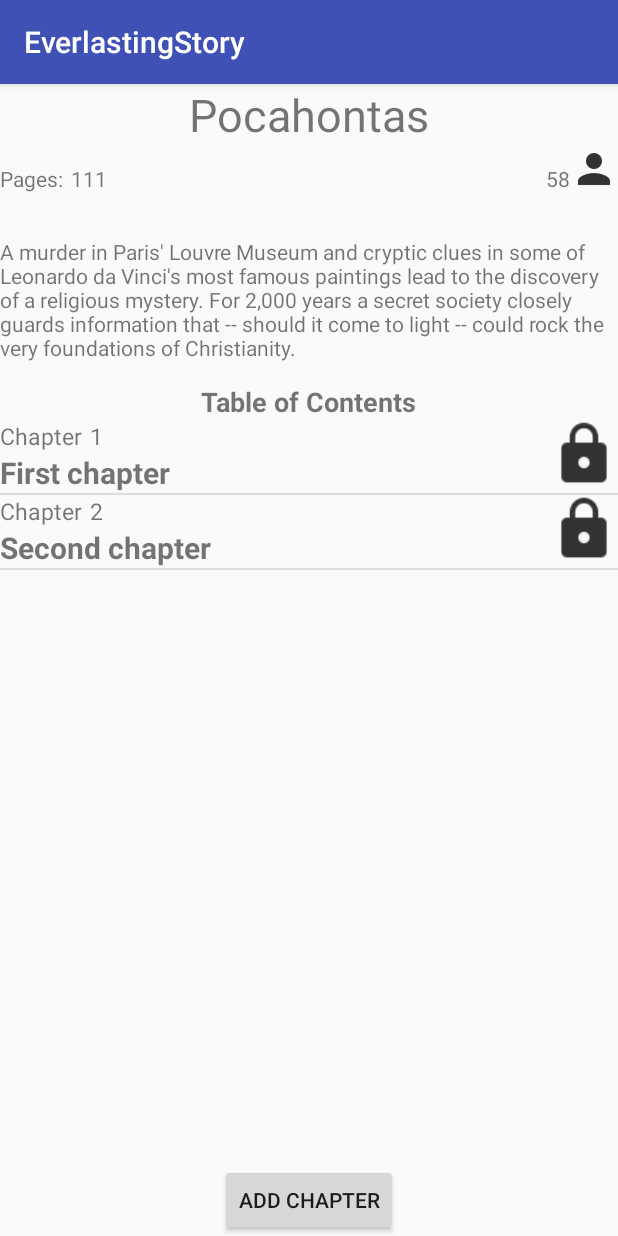
After one commit to tyolani/EverlastingStoryPro, an Android app: the OverviewActivity screen opened directly, with no data from a screen before it, on a phone screen of 412 x 824 dp. The commit adds this screen. Run offline under Robolectric (Android 15) with nearby library versions, the phone set to English and light mode, and no system bars.

Commit message:
Created an initial outline for the OverviewActivity

```diff
--- a/app/src/main/AndroidManifest.xml
+++ b/app/src/main/AndroidManifest.xml
@@ -17,7 +17,9 @@
             </intent-filter>
         </activity>
         <activity android:name=".BookView" />
-        <activity android:name=".database.BookView" />
+        <activity android:name=".OverviewActivity">
+
+        </activity>
     </application>
 
 </manifest>
--- /dev/null
+++ b/app/src/main/java/com/example/tyolani/everlastingstorypro/OverviewActivity.java
@@ -0,0 +1,28 @@
+package com.example.tyolani.everlastingstorypro;
+
+import android.support.v7.app.AppCompatActivity;
+import android.os.Bundle;
+import android.widget.ListView;
+
+import java.util.ArrayList;
+import java.util.Arrays;
+
+public class OverviewActivity extends AppCompatActivity {
+
+    ListView listView;
+    ArrayList<String> chapterArray = new ArrayList<>();
+
+    String testChapter1 = "First chapter";
+    String testChapter2 = "Second chapter";
+
+    @Override
+    protected void onCreate(Bundle savedInstanceState) {
+        super.onCreate(savedInstanceState);
+        setContentView(R.layout.activity_overview);
+
+        chapterArray.add(testChapter1);
+        chapterArray.add(testChapter2);
+        listView = findViewById(R.id.lv_table_of_contents);
+        listView.setAdapter(new OverviewAdapter(this, chapterArray));
+    }
+}
--- /dev/null
+++ b/app/src/main/java/com/example/tyolani/everlastingstorypro/OverviewAdapter.java
@@ -0,0 +1,61 @@
+package com.example.tyolani.everlastingstorypro;
+
+import android.content.Context;
+import android.view.LayoutInflater;
+import android.view.View;
+import android.view.ViewGroup;
+import android.widget.BaseAdapter;
+import android.widget.TextView;
+
+import java.util.ArrayList;
+
+/** Adapter for the Overview activity.
+ *
+ * Used to fill the overview activity's listview with closed, or open, rows.
+ *
+ * Created by hedholm on 2017-10-16.
+ */
+
+public class OverviewAdapter extends BaseAdapter {
+
+    Context context;
+    ArrayList<String> data;
+    private static LayoutInflater inflater = null;
+
+    public OverviewAdapter(Context context, ArrayList<String> data) {
+        this.context = context;
+        this.data = data;
+        inflater = (LayoutInflater) context.getSystemService(Context.LAYOUT_INFLATER_SERVICE);
+
+    }
+
+    @Override
+    public int getCount() {
+        return data.size();
+    }
+
+    @Override
+    public Object getItem(int position) {
+        return data.get(position);
+    }
+
+    @Override
+    public long getItemId(int position) {
+        return position;
+    }
+
+    @Override
+    public View getView(int position, View convertView, ViewGroup parent) {
+        View vi = convertView;
+        if (vi == null)
+            vi = inflater.inflate(R.layout.row_chapter_closed, null);
+        TextView chapter_id = vi.findViewById(R.id.row_chapter_closed_id);
+        TextView chapter_name = vi.findViewById(R.id.row_chapter_closed_name);
+
+        String chapter = data.get(position);
+
+        chapter_id.setText(String.valueOf(position + 1));
+        chapter_name.setText(chapter);
+        return vi;
+    }
+}
--- /dev/null
+++ b/app/src/main/res/layout/activity_overview.xml
@@ -0,0 +1,97 @@
+<?xml version="1.0" encoding="utf-8"?>
+<RelativeLayout xmlns:android="http://schemas.android.com/apk/res/android"
+    xmlns:app="http://schemas.android.com/apk/res-auto"
+    xmlns:tools="http://schemas.android.com/tools"
+    android:layout_width="match_parent"
+    android:layout_height="match_parent"
+    tools:context="com.example.tyolani.everlastingstorypro.OverviewActivity">
+
+
+    <TextView
+        android:id="@+id/tv_overview_title"
+        android:layout_width="wrap_content"
+        android:layout_height="wrap_content"
+        android:layout_alignParentTop="true"
+        android:layout_centerHorizontal="true"
+        android:text="@string/overview_test_title"
+        android:textSize="@dimen/size_title"/>
+
+    <ImageView
+        android:id="@+id/iv_overview_contributors"
+        android:layout_width="wrap_content"
+        android:layout_height="wrap_content"
+        android:layout_alignParentEnd="true"
+        android:layout_alignParentRight="true"
+        android:layout_below="@+id/tv_overview_title"
+        android:contentDescription="@string/overview_contributors_description"
+        app:srcCompat="@drawable/ic_person" />
+
+    <TextView
+        android:id="@+id/tv_overview_pages"
+        android:layout_width="wrap_content"
+        android:layout_height="wrap_content"
+        android:text="@string/overview_pages"
+        android:layout_alignBaseline="@+id/tv_overview_contributor_count"
+        android:layout_alignBottom="@+id/tv_overview_contributor_count"
+        android:layout_alignParentLeft="true"
+        android:layout_alignParentStart="true" />
+
+    <TextView
+        android:id="@+id/tv_overview_page_count"
+        android:layout_width="wrap_content"
+        android:layout_height="wrap_content"
+        android:text="@string/overview_test_page_count"
+        android:layout_above="@+id/tv_overview_about_book"
+        android:layout_toRightOf="@+id/tv_overview_pages"
+        android:layout_toEndOf="@+id/tv_overview_pages"
+        android:layout_marginLeft="@dimen/size_margin_offset"
+        android:layout_marginStart="@dimen/size_margin_offset" />
+
+    <TextView
+        android:id="@+id/tv_overview_contributor_count"
+        android:layout_width="wrap_content"
+        android:layout_height="wrap_content"
+        android:layout_alignBottom="@+id/iv_overview_contributors"
+        android:layout_toLeftOf="@+id/iv_overview_contributors"
+        android:layout_toStartOf="@+id/iv_overview_contributors"
+        android:text="@string/overview_test_contributor_count" />
+
+    <TextView
+        android:id="@+id/tv_overview_about_book"
+        android:layout_width="wrap_content"
+        android:layout_height="wrap_content"
+        android:text="@string/overview_test_about"
+        android:layout_below="@+id/tv_overview_pages"
+        android:layout_alignParentLeft="true"
+        android:layout_alignParentStart="true"
+        android:layout_marginTop="29dp" />
+
+    <TextView
+        android:id="@+id/tv_overview_table_of_contents"
+        android:layout_width="wrap_content"
+        android:layout_height="wrap_content"
+        android:layout_below="@+id/tv_overview_about_book"
+        android:layout_centerHorizontal="true"
+        android:layout_marginTop="14dp"
+        android:text="@string/overview_table_of_contents"
+        android:textSize="@dimen/size_table_of_contents"
+        android:textStyle="bold"/>
+
+    <Button
+        android:id="@+id/btn_add_chapter"
+        android:layout_width="wrap_content"
+        android:layout_height="wrap_content"
+        android:layout_alignParentBottom="true"
+        android:layout_centerHorizontal="true"
+        android:text="@string/overview_add_chapter" />
+
+    <ListView
+        android:id="@+id/lv_table_of_contents"
+        android:layout_width="match_parent"
+        android:layout_height="match_parent"
+        android:layout_above="@+id/btn_add_chapter"
+        android:layout_centerHorizontal="true"
+        android:layout_below="@+id/tv_overview_table_of_contents" />
+
+
+</RelativeLayout>
--- /dev/null
+++ b/app/src/main/res/layout/row_chapter_closed.xml
@@ -0,0 +1,50 @@
+<?xml version="1.0" encoding="utf-8"?>
+<RelativeLayout xmlns:android="http://schemas.android.com/apk/res/android"
+    xmlns:app="http://schemas.android.com/apk/res-auto"
+    android:layout_width="match_parent"
+    android:layout_height="match_parent"
+    android:orientation="vertical" >
+
+    <TextView
+        android:id="@+id/row_chapter"
+        android:layout_width="wrap_content"
+        android:layout_height="wrap_content"
+        android:text="@string/overview_row_chapter"
+        android:textSize="@dimen/size_row_chapter_id" />
+
+    <TextView
+        android:id="@+id/row_chapter_closed_id"
+        android:layout_width="wrap_content"
+        android:layout_height="wrap_content"
+        android:text="@string/overview_test_row_id"
+        android:textSize="@dimen/size_row_chapter_id"
+        android:layout_alignParentTop="true"
+        android:layout_toRightOf="@+id/row_chapter"
+        android:layout_toEndOf="@+id/row_chapter"
+        android:layout_marginLeft="@dimen/size_margin_offset"
+        android:layout_marginStart="@dimen/size_margin_offset"/>
+
+    <TextView
+        android:id="@+id/row_chapter_closed_name"
+        android:layout_width="wrap_content"
+        android:layout_height="wrap_content"
+        android:text="@string/overview_test_row_name"
+        android:textSize="@dimen/size_row_chapter_name"
+        android:textStyle="bold"
+        android:layout_below="@+id/row_chapter_closed_id"
+        android:layout_alignParentLeft="true"
+        android:layout_alignParentStart="true"
+        android:layout_toLeftOf="@+id/iv_chapter_locked" />
+
+    <ImageView
+        android:id="@+id/iv_chapter_locked"
+        android:layout_width="@dimen/size_row_icon"
+        android:layout_height="@dimen/size_row_icon"
+        android:layout_alignParentEnd="true"
+        android:layout_alignParentRight="true"
+        android:layout_alignParentTop="true"
+        android:contentDescription="@string/overview_chapter_row_lock_description"
+        app:srcCompat="@drawable/ic_chapter_lock" />
+
+
+</RelativeLayout>
--- /dev/null
+++ b/app/src/main/res/layout/row_chapter_open.xml
@@ -0,0 +1,27 @@
+<?xml version="1.0" encoding="utf-8"?>
+<RelativeLayout xmlns:android="http://schemas.android.com/apk/res/android"
+    android:layout_width="match_parent"
+    android:layout_height="match_parent"
+    android:orientation="vertical" >
+
+    <TextView
+        android:id="@+id/row_chapter_open_id"
+        android:layout_width="wrap_content"
+        android:layout_height="wrap_content"
+        android:text="@string/overview_test_row_id"
+        android:textSize="@dimen/size_row_chapter_id"/>
+
+    <TextView
+        android:id="@+id/row_chapter_open_name"
+        android:layout_width="wrap_content"
+        android:layout_height="wrap_content"
+        android:layout_alignParentTop="true"
+        android:layout_toRightOf="@+id/row_chapter_open_id"
+        android:layout_toEndOf="@+id/row_chapter_open_id"
+        android:text="@string/overview_test_row_name"
+        android:textSize="@dimen/size_row_chapter_name"
+        android:layout_marginLeft="@dimen/size_margin_offset"
+        android:layout_marginStart="@dimen/size_margin_offset"/>
+
+
+</RelativeLayout>
--- /dev/null
+++ b/app/src/main/res/values/sizes.xml
@@ -0,0 +1,9 @@
+<?xml version="1.0" encoding="utf-8"?>
+<resources>
+    <dimen name="size_title">30sp</dimen>
+    <dimen name="size_table_of_contents">18sp</dimen>
+    <dimen name="size_row_chapter_id">15sp</dimen>
+    <dimen name="size_row_chapter_name">20sp</dimen>
+    <dimen name="size_row_icon">45dp</dimen>
+    <dimen name="size_margin_offset">5dp</dimen>
+</resources>
--- a/app/src/main/res/values/strings.xml
+++ b/app/src/main/res/values/strings.xml
@@ -1,3 +1,17 @@
 <resources>
     <string name="app_name">EverlastingStory</string>
+    <string name="overview_pages">Pages:</string>
+    <string name="overview_table_of_contents">Table of Contents</string>
+    <string name="overview_add_chapter">Add chapter</string>
+    <string name="overview_row_chapter">Chapter</string>
+
+    <string name="overview_contributors_description">Image for contributor count</string>
+    <string name="overview_chapter_row_lock_description">Icon indicating that chapter is locked for further contribution</string>
+
+    <string name="overview_test_about">A murder in Paris\' Louvre Museum and cryptic clues in some of Leonardo da Vinci\'s most famous paintings lead to the discovery of a religious mystery. For 2,000 years a secret society closely guards information that -- should it come to light -- could rock the very foundations of Christianity.</string>
+    <string name="overview_test_contributor_count">58</string>
+    <string name="overview_test_title">Pocahontas</string>
+    <string name="overview_test_page_count">111</string>
+    <string name="overview_test_row_id">1</string>
+    <string name="overview_test_row_name">Jungle boogie</string>
 </resources>
```
Also changed, not shown: app/src/main/res/drawable-hdpi/ic_chapter_lock.png (added), app/src/main/res/drawable-hdpi/ic_person.png (added), app/src/main/res/drawable-mdpi/ic_chapter_lock.png (added), app/src/main/res/drawable-mdpi/ic_person.png (added), app/src/main/res/drawable-xhdpi/ic_chapter_lock.png (added), app/src/main/res/drawable-xhdpi/ic_person.png (added), app/src/main/res/drawable-xxhdpi/ic_chapter_lock.png (added), app/src/main/res/drawable-xxhdpi/ic_person.png (added).
